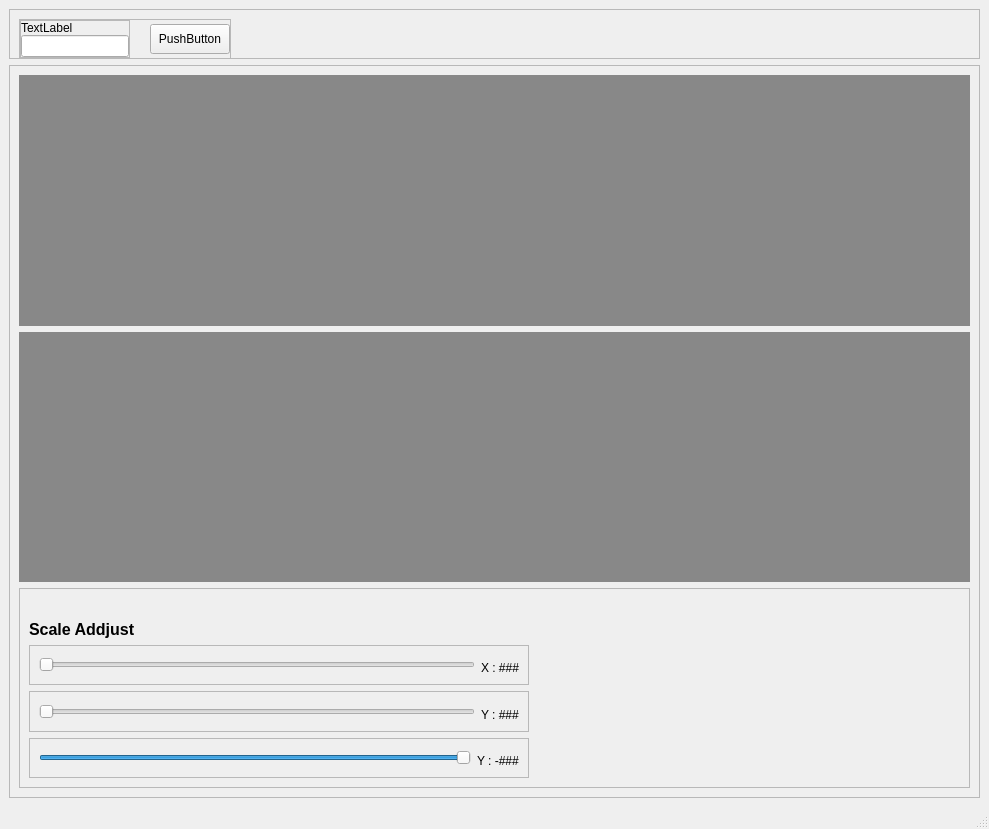
Above: GUI/main.ui from SongkranUthathong/ChartPlot before the change. Below: the same form after it.
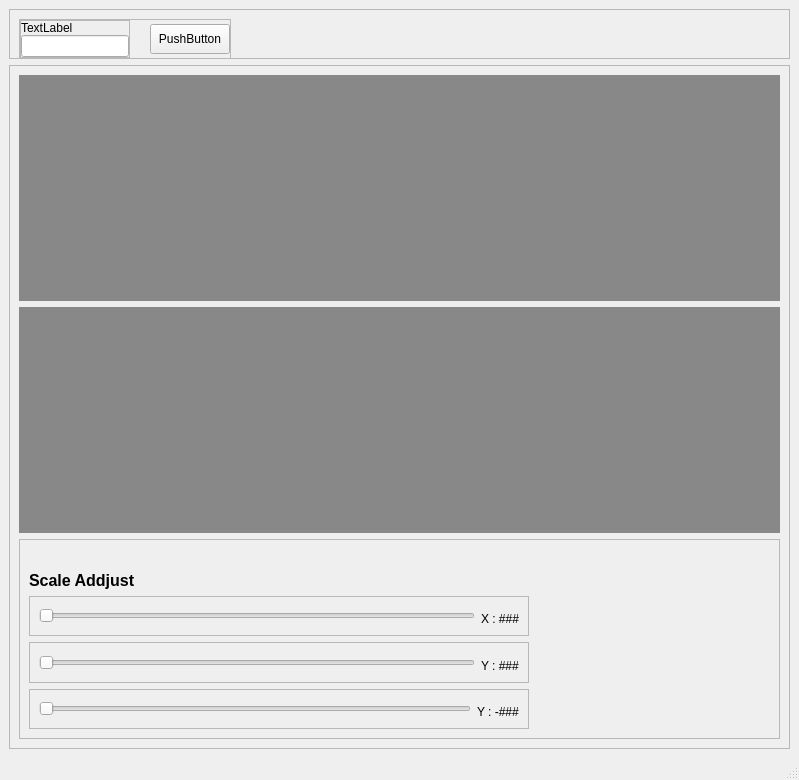
That is the form after the change.

Patch:
```diff
--- a/GUI/main.ui
+++ b/GUI/main.ui
@@ -6,8 +6,8 @@
    <rect>
     <x>0</x>
     <y>0</y>
-    <width>989</width>
-    <height>829</height>
+    <width>799</width>
+    <height>780</height>
    </rect>
   </property>
   <property name="windowTitle">
@@ -230,7 +230,7 @@
                 <number>100</number>
                </property>
                <property name="pageStep">
-                <number>100</number>
+                <number>1</number>
                </property>
                <property name="value">
                 <number>0</number>
@@ -280,10 +280,13 @@
                 </size>
                </property>
                <property name="maximum">
-                <number>100</number>
+                <number>1000</number>
+               </property>
+               <property name="singleStep">
+                <number>1</number>
                </property>
                <property name="pageStep">
-                <number>100</number>
+                <number>1</number>
                </property>
                <property name="orientation">
                 <enum>Qt::Horizontal</enum>
@@ -330,9 +333,15 @@
                 </size>
                </property>
                <property name="minimum">
-                <number>-50</number>
+                <number>0</number>
                </property>
                <property name="maximum">
+                <number>1000</number>
+               </property>
+               <property name="pageStep">
+                <number>1</number>
+               </property>
+               <property name="value">
                 <number>0</number>
                </property>
                <property name="orientation">
```
Left out of the diff: 5 changed lines with no effect on the pictures.
